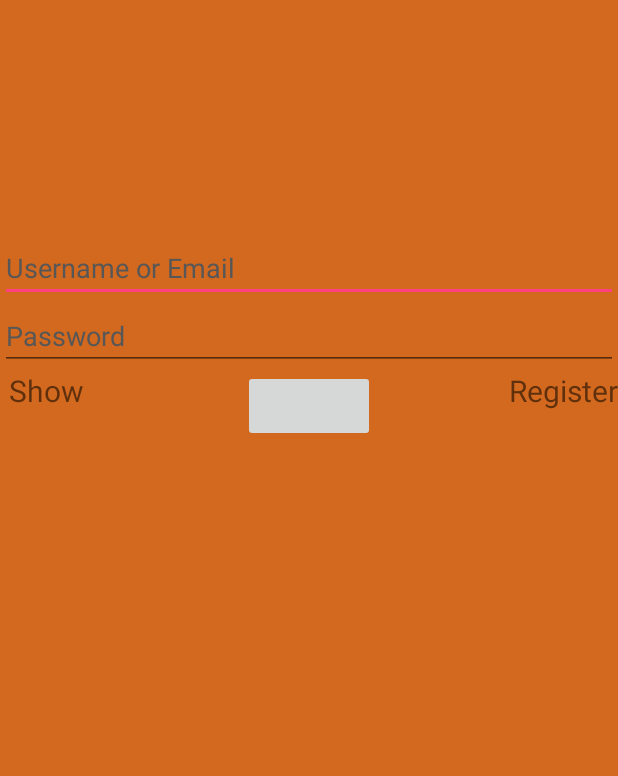
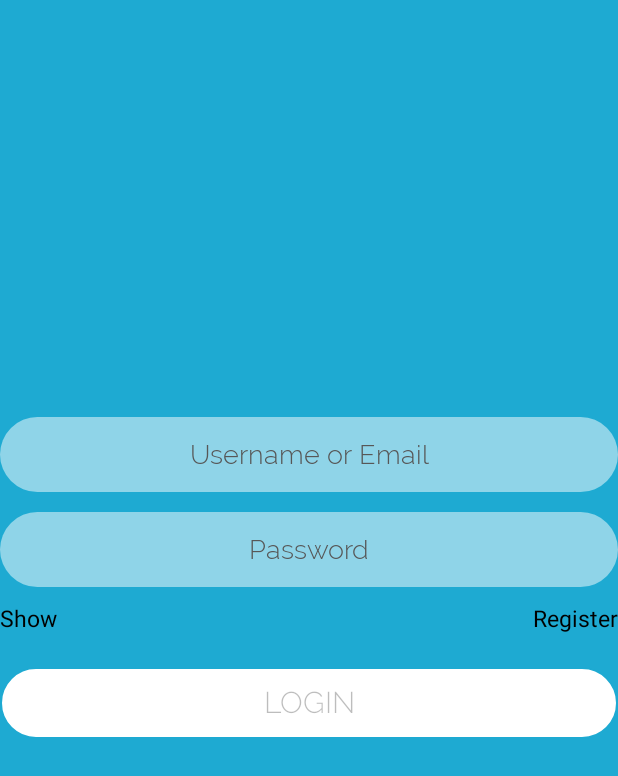
Before and after one commit to azizainunnajib/Maps, an Android app: the screen it shows after launch (Login), on a phone screen of 412 x 824 dp. Shown: the top 776 px of the screen. Run offline under Robolectric (Android 15) with nearby library versions, the phone set to English and light mode, and no system bars; our stand-ins replace Firebase (no records; nobody signed in at launch, a user with empty details on screens opened directly), Volley.

Commit message:
update android studio

```diff
--- a/app/src/main/java/com/example/azizainun/maps/CardFragment.java
+++ b/app/src/main/java/com/example/azizainun/maps/CardFragment.java
@@ -2,6 +2,7 @@ package com.example.azizainun.maps;
 
 import android.os.Bundle;
 import android.support.annotation.Nullable;
+import android.support.annotation.StyleRes;
 import android.support.v4.app.Fragment;
 import android.support.v7.widget.LinearLayoutManager;
 import android.support.v7.widget.RecyclerView;
--- a/app/src/main/java/com/example/azizainun/maps/Login.java
+++ b/app/src/main/java/com/example/azizainun/maps/Login.java
@@ -1,6 +1,7 @@
 package com.example.azizainun.maps;
 
 import android.content.Intent;
+import android.graphics.Typeface;
 import android.os.Bundle;
 import android.support.annotation.NonNull;
 import android.support.v7.app.AlertDialog;
@@ -8,6 +9,7 @@ import android.support.v7.app.AppCompatActivity;
 import android.text.Editable;
 import android.text.TextWatcher;
 import android.text.method.PasswordTransformationMethod;
+import android.text.style.TypefaceSpan;
 import android.view.View;
 import android.widget.Button;
 import android.widget.EditText;
@@ -54,18 +56,19 @@ public class Login extends AppCompatActivity {
         eUser = (EditText) findViewById(R.id.username);
         ePass.addTextChangedListener(textWatcher);
         eUser.addTextChangedListener(textWatcher);
+        Typeface typeface = Typeface.createFromAsset(getAssets(), "font/Raleway-Light.ttf");
+        ePass.setTypeface(typeface);
+        eUser.setTypeface(typeface);
 
         mFirebaseAuth = FirebaseAuth.getInstance();
 
         LogButton= (Button) findViewById(R.id.LoginButton);
+        LogButton.setTypeface(typeface);
 
         LogButton.setOnClickListener(new View.OnClickListener(){
 
             @Override
             public void onClick(View v) {
-                eUser = (EditText) findViewById(R.id.username);
-                ePass = (EditText) findViewById(R.id.password);
-
                 String username = eUser.getText().toString().trim();
                 String password = ePass.getText().toString().trim();
 
@@ -108,18 +111,17 @@ public class Login extends AppCompatActivity {
 
 
     public void ShowPass(View view) {
-
-        ePass = (EditText) findViewById(R.id.password);
-        eUser = (EditText) findViewById(R.id.username);
         Toast.makeText(this, "oke", Toast.LENGTH_SHORT).show();
         TextView t= (TextView) findViewById(R.id.show_pass);
         String o = (String) t.getText();
         if (o.equals("Show")) {
             ePass.setTransformationMethod(null);
             t.setText("Hide");
+            ePass.setSelection(ePass.getText().length());
         } else {
             ePass.setTransformationMethod(new PasswordTransformationMethod());
             t.setText("Show");
+            ePass.setSelection(ePass.getText().length());
         }
     }
 
@@ -183,9 +185,6 @@ public class Login extends AppCompatActivity {
     }*/
 
     public void OkeLogin(View view) {
-        eUser = (EditText) findViewById(R.id.username);
-        ePass = (EditText) findViewById(R.id.password);
-
         String username = eUser.getText().toString();
         String password = ePass.getText().toString();
 
--- a/app/src/main/java/com/example/azizainun/maps/MainActivity.java
+++ b/app/src/main/java/com/example/azizainun/maps/MainActivity.java
@@ -212,7 +212,7 @@ public class MainActivity extends AppCompatActivity implements NavigationView.On
 
     public void MainDisplay () {
         Fragment f;
-            f = new CardFragment();
+        f = new CardFragment();
             if (f != null) {
                 FragmentTransaction ft = getSupportFragmentManager().beginTransaction();
                 ft.replace(R.id.content_frame, f);
--- a/app/src/main/java/com/example/azizainun/maps/Profil.java
+++ b/app/src/main/java/com/example/azizainun/maps/Profil.java
@@ -4,12 +4,15 @@ package com.example.azizainun.maps;
 import android.content.Intent;
 import android.os.Bundle;
 import android.support.v4.app.Fragment;
+import android.support.v7.app.ActionBar;
+import android.support.v7.app.AppCompatActivity;
 import android.view.LayoutInflater;
 import android.view.View;
 import android.view.ViewGroup;
 import android.widget.ImageView;
 import android.widget.RelativeLayout;
 import android.widget.Toast;
+import android.widget.Toolbar;
 
 import com.bumptech.glide.Glide;
 import com.bumptech.glide.signature.StringSignature;
@@ -26,8 +29,6 @@ public class Profil extends Fragment implements View.OnClickListener {
 
         RelativeLayout editProfil = (RelativeLayout) provilView.findViewById(R.id.profil);
         editProfil.setOnClickListener(this);
-
-
 
         StorageReference pathstorage = storage.getReference().child("images/image.jpg");
         ImageView image = (ImageView) provilView.findViewById(R.id.gambar_profil);
--- /dev/null
+++ b/app/src/main/res/drawable-mdpi/shape.xml
@@ -0,0 +1,10 @@
+<shape
+    xmlns:android="http://schemas.android.com/apk/res/android"
+    android:shape="rectangle">
+
+    <corners android:radius="120dp" />
+    <solid android:color="@color/putih_trans" />
+    <stroke
+        android:width="0dip"
+        android:color="@color/White" />
+</shape>
--- /dev/null
+++ b/app/src/main/res/drawable/button.xml
@@ -0,0 +1,10 @@
+<shape
+    xmlns:android="http://schemas.android.com/apk/res/android"
+    android:shape="rectangle">
+
+    <corners android:radius="120dp" />
+    <solid android:color="@android:color/white" />
+    <stroke
+        android:width="1dip"
+        android:color="@color/tema" />
+</shape>
--- a/app/src/main/res/layout/activity_login.xml
+++ b/app/src/main/res/layout/activity_login.xml
@@ -3,78 +3,81 @@
     xmlns:tools="http://schemas.android.com/tools"
     android:layout_width="fill_parent"
     android:layout_height="fill_parent"
-    android:background="@color/background_login">
+    android:background="@color/tema">
 
     <EditText
+        android:id="@+id/username"
+        android:layout_width="wrap_content"
+        android:layout_height="50dp"
+        android:layout_above="@+id/show_pass"
+        android:layout_alignParentEnd="true"
+        android:layout_alignParentLeft="true"
+        android:layout_alignParentRight="true"
+        android:layout_alignParentStart="true"
+        android:layout_marginBottom="73dp"
+        android:gravity="center"
+        android:background="@drawable/shape"
+        android:hint="Username or Email"
+        android:inputType="textEmailAddress"
+        android:textColor="@android:color/black"
+        android:textColorHint="#575757" />
+
+    <EditText
+        android:id="@+id/password"
+        android:layout_width="match_parent"
+        android:layout_height="50dp"
+        android:layout_above="@+id/show_pass"
+        android:layout_alignParentLeft="true"
+        android:layout_alignParentStart="true"
+        android:layout_marginBottom="10dp"
+        android:background="@drawable/shape"
+        android:ems="10"
+        android:hint="Password"
+        android:gravity="center"
+        android:inputType="textPassword"
+        android:textColor="@android:color/black"
+        android:textColorHint="#575757" />
+
+    <Button
+        android:id="@+id/LoginButton"
+        style="@style/Widget.AppCompat.Button"
         android:layout_width="wrap_content"
         android:layout_height="wrap_content"
-        android:inputType="textEmailAddress"
-        android:id="@+id/username"
-        android:hint="Username or Email"
-        android:textColorHint="#575757"
-        android:textColor="@color/White"
-        android:layout_alignParentTop="true"
+        android:layout_alignParentEnd="true"
+        android:layout_alignParentLeft="true"
+        android:layout_alignParentRight="true"
+        android:layout_alignParentStart="true"
+        android:layout_below="@+id/Register"
+        android:layout_marginTop="22dp"
+        android:text="LOGIN"
+        android:textSize="9pt"
+        android:textStyle=""
+        android:background="@drawable/button"
+        android:visibility="visible" />
+
+    <TextView
+        android:id="@+id/show_pass"
+        android:layout_width="wrap_content"
+        android:layout_height="wrap_content"
         android:layout_alignParentLeft="true"
         android:layout_alignParentStart="true"
-        android:layout_marginTop="156dp"
-        android:layout_alignParentRight="true"
-        android:layout_alignParentEnd="true" />
+        android:layout_centerVertical="true"
+        android:onClick="ShowPass"
+        android:text="Show"
+        android:textColor="@android:color/black"
+        android:textSize="7pt" />
 
-    <EditText
-        android:layout_width="match_parent"
-        android:layout_height="wrap_content"
-        android:inputType="textPassword"
-        android:ems="10"
-        android:id="@+id/password"
-        android:hint="Password"
-        android:textColor="@color/White"
-        android:textColorHint="#575757"
-        android:layout_below="@+id/username"
-        android:layout_alignParentLeft="true"
-        android:layout_alignParentRight="true"
-        android:layout_alignParentEnd="true" />
-
-    <Button
+    <TextView
+        android:id="@+id/Register"
         android:layout_width="wrap_content"
         android:layout_height="wrap_content"
-        android:id="@+id/LoginButton"
-        android:nestedScrollingEnabled="false"
-        android:src="@drawable/go__"
-        android:layout_below="@+id/password"
-        android:layout_centerHorizontal="true" />
-
-    <TextView
-        android:layout_width="wrap_content"
-        android:layout_height="wrap_content"
-        android:text="Show"
-        android:textSize="9pt"
-        android:id="@+id/show_pass"
-        android:onClick="ShowPass"
-        android:layout_marginLeft="6dp"
-        android:layout_marginStart="6dp"
-        android:layout_below="@+id/password"
-        android:layout_alignParentLeft="true"
-        android:layout_alignParentStart="true" />
-
-    <TextView
-        android:layout_width="wrap_content"
-        android:layout_height="wrap_content"
+        android:layout_alignBaseline="@+id/show_pass"
+        android:layout_alignBottom="@+id/show_pass"
+        android:layout_alignParentEnd="true"
+        android:layout_alignParentRight="true"
+        android:onClick="RegisterButton"
         android:text="Register"
-        android:textSize="9pt"
-        android:id="@+id/Register"
-        android:onClick="RegisterButton"
-        android:layout_below="@+id/password"
-        android:layout_alignParentRight="true"
-        android:layout_alignParentEnd="true" />
-
-    Button
-        android:layout_width="wrap_content"
-        android:layout_height="wrap_content"
-        android:text="New Button"
-        android:id="@+id/button3"
-        android:layout_below="@+id/Register"
-        android:layout_toRightOf="@+id/LoginButton"
-        android:layout_toEndOf="@+id/LoginButton"
-        android:layout_marginTop="78dp" />
+        android:textColor="@android:color/black"
+        android:textSize="7pt" />
 
 </RelativeLayout>
--- a/app/src/main/res/values/colors.xml
+++ b/app/src/main/res/values/colors.xml
@@ -5,6 +5,8 @@
     <color name="colorAccent">#FF4081</color>
     <color name="White">#FFFFFF</color>
     <color name="background_login">#D2691E</color>
-    <color name="tema">#D2691E</color>
+    <color name="tema">#1eaad2</color>
+    <color name="putih_trans">#80FFFFFF</color>
     <color name="transparant">#00000000</color>
+    <color name="hitam_trans">#80000000</color>
 </resources>
--- a/app/src/main/res/values/styles.xml
+++ b/app/src/main/res/values/styles.xml
@@ -12,4 +12,5 @@
         <item name="windowNoTitle">true</item>
     </style>
 
+
 </resources>
```
Also changed, not shown: app/src/main/res/layout/activity_nav.xml (+20 -5 lines), app/src/main/res/layout/edit_profil.xml (+18 -5 lines), app/src/main/res/layout/recycle_items.xml (+13 -8 lines), app/src/main/assets/font/Raleway-ExtraLight.ttf (added), app/src/main/assets/font/Raleway-ExtraLightItalic.ttf (added), app/src/main/assets/font/Raleway-Light.ttf (added), app/src/main/assets/font/Raleway-LightItalic.ttf (added), app/src/main/assets/font/Raleway-Medium.ttf (added), app/src/main/assets/font/Raleway-MediumItalic.ttf (added).
